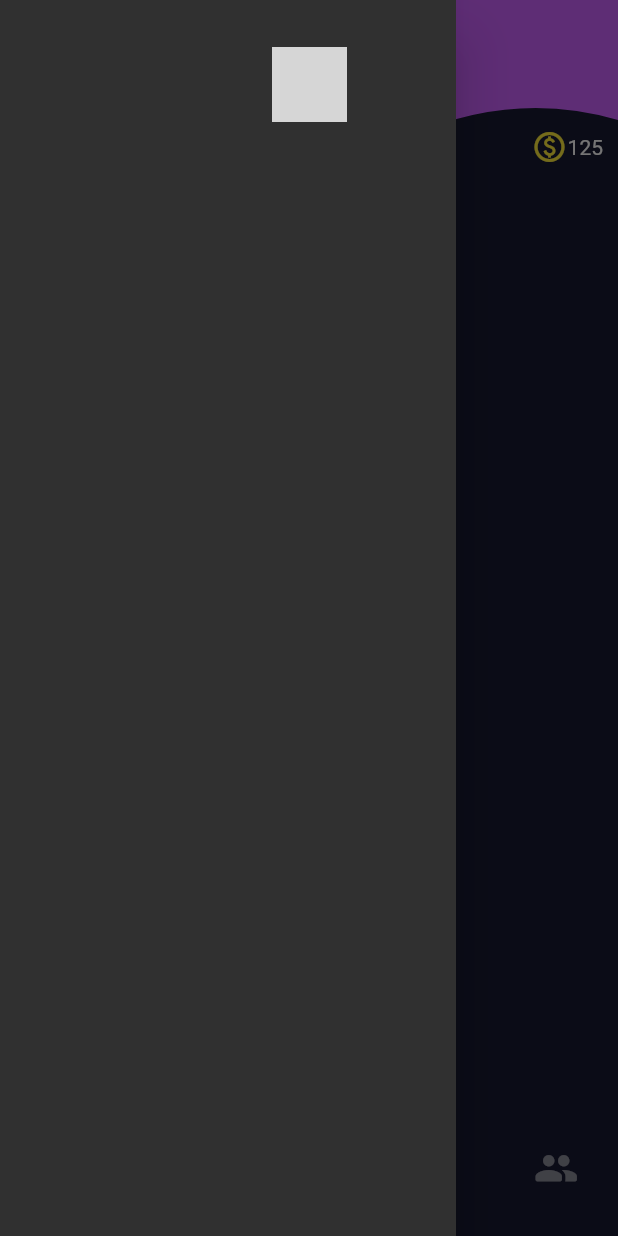
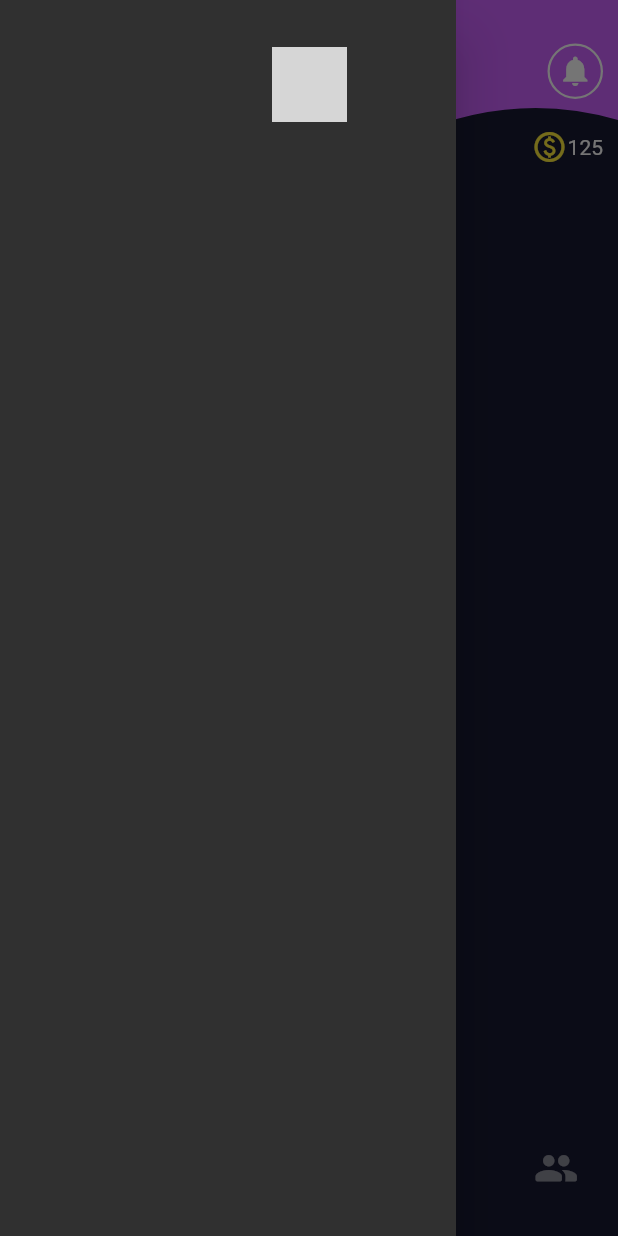
Before and after one commit to alexsosat/Bible_Quest, a Flutter app: the screen it shows after launch, with the side drawer open, on a phone screen of 412 x 824 dp. Run offline on Flutter 3.47's test engine with Material 2 defaults, Android fonts, the phone set to English and light mode, and no system bars; network calls fail; Roboto replaces fonts that are missing (Lato); grey boxes are pictures that could not be loaded.

Commit message:
Add notification icon

```diff
--- a/bible_quest/lib/main.dart
+++ b/bible_quest/lib/main.dart
@@ -8,6 +8,7 @@ class MyApp extends StatelessWidget {
   Widget build(BuildContext context) {
     return MaterialApp(
         title: 'Bible Quest',
+        debugShowCheckedModeBanner: false,
         theme: ThemeData(
           scaffoldBackgroundColor: Color.fromRGBO(25, 26, 50, 1.0),
           brightness: Brightness.dark,
--- a/bible_quest/lib/pages/tabs/widgets/appbar/appbar.dart
+++ b/bible_quest/lib/pages/tabs/widgets/appbar/appbar.dart
@@ -1,4 +1,5 @@
 import 'package:bible_quest/pages/tabs/widgets/appbar/clipper.dart';
+import 'package:flutter/cupertino.dart';
 import 'package:flutter/material.dart';
 
 class BibleQuestAppBar extends StatelessWidget with PreferredSizeWidget {
@@ -33,6 +34,17 @@ class BibleQuestAppBar extends StatelessWidget with PreferredSizeWidget {
                         margin:
                             EdgeInsets.only(top: kToolbarHeight - 20, left: 10),
                         child: Icon(Icons.menu)),
+                    Positioned(
+                      top: kToolbarHeight - 27,
+                      right: 10,
+                      child: Container(
+                          padding: EdgeInsets.all(5),
+                          decoration: BoxDecoration(
+                            border: Border.all(width: 1.5, color: Colors.white),
+                            shape: BoxShape.circle,
+                          ),
+                          child: Icon(Icons.notifications)),
+                    ),
                     Container(
                       margin: EdgeInsets.only(top: kToolbarHeight - 25),
                       width: MediaQuery.of(context).size.width,
```
